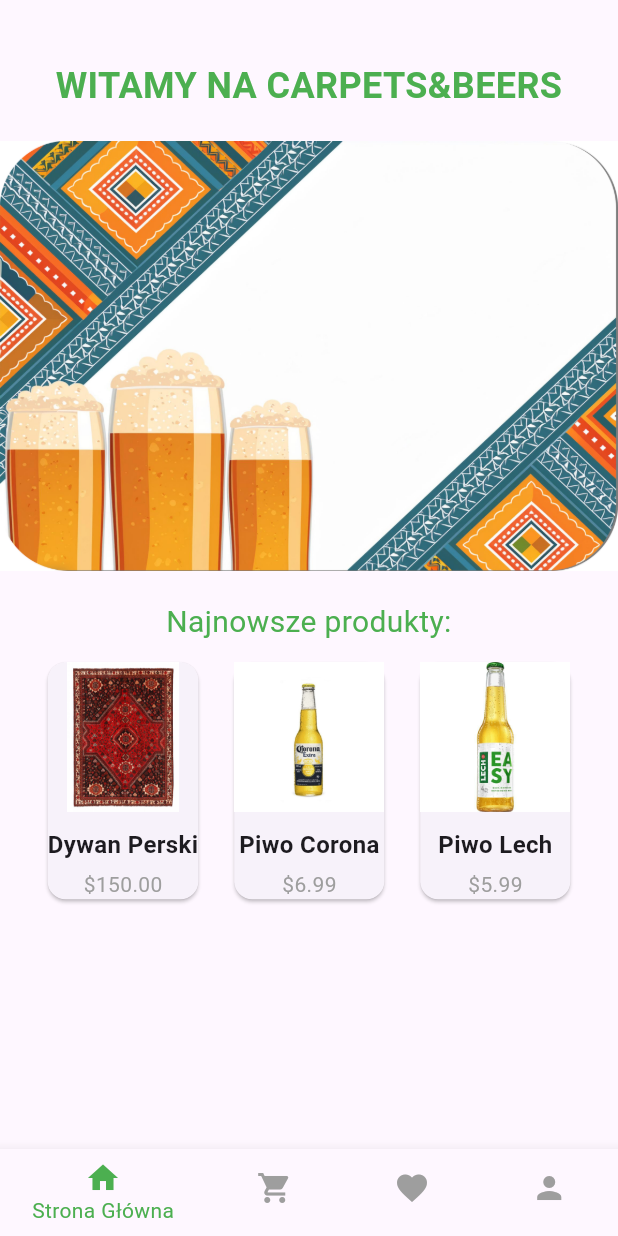
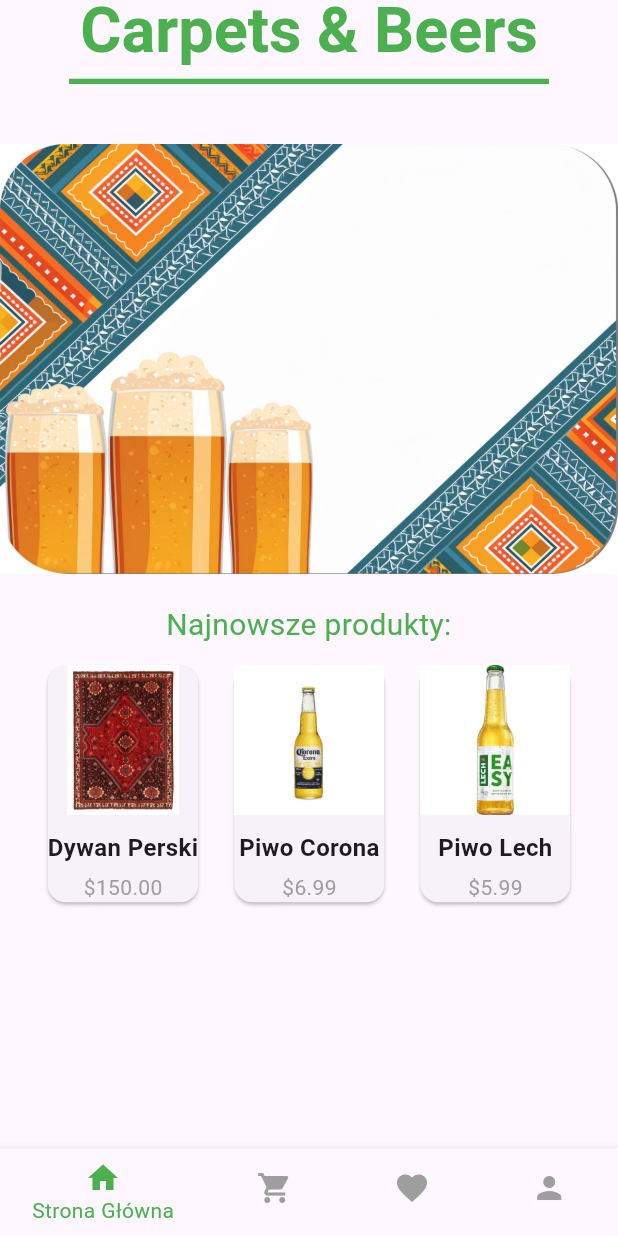
Before and after one commit to Lecrut/CarpetsAndBeers, a Flutter app: the screen it shows after launch, on a phone screen of 412 x 824 dp. Run offline on Flutter 3.47's test engine with Material 3 defaults, Android fonts, the phone set to English and light mode, and no system bars.

Commit message:
added appbar in main page

```diff
--- a/src/app/lib/landing_page.dart
+++ b/src/app/lib/landing_page.dart
@@ -1,5 +1,6 @@
 import 'package:app/navigation/bottom_navigation.dart';
 import 'package:flutter/material.dart';
+import 'package:app/navigation/app_bar.dart';
 
 class LandingPage extends StatefulWidget {
   @override
@@ -26,20 +27,12 @@
     // final items = itemStore.items;
 
     return Scaffold(
+      appBar: const MyAppBar(pageTitle: "Carpets & Beers"),
       body: SingleChildScrollView(
         child: Column(
           children: [
             Container(
               margin: EdgeInsets.only(top: 20, left: 16, right: 16),
-            ),
-            const SizedBox(height: 20),
-            const Text(
-              'WITAMY NA CARPETS&BEERS',
-              style: TextStyle(
-                  fontSize: 24,
-                  fontWeight: FontWeight.bold,
-                  color: Colors.green),
-              textAlign: TextAlign.center,
             ),
             const SizedBox(height: 20),
             Center(
```
